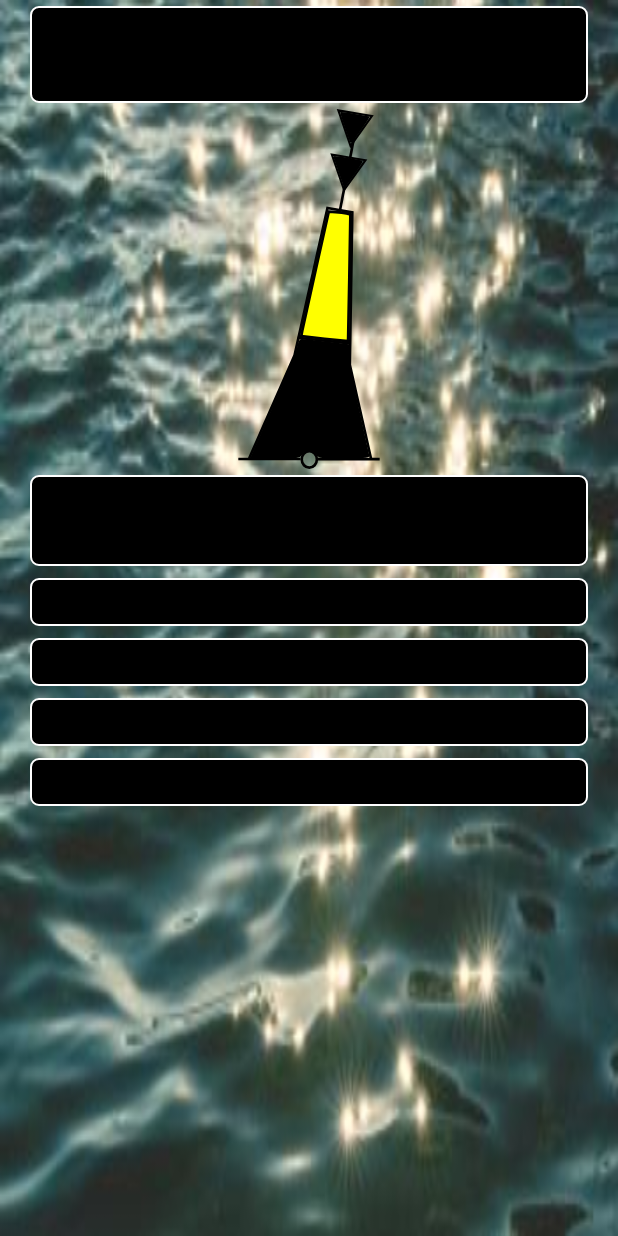
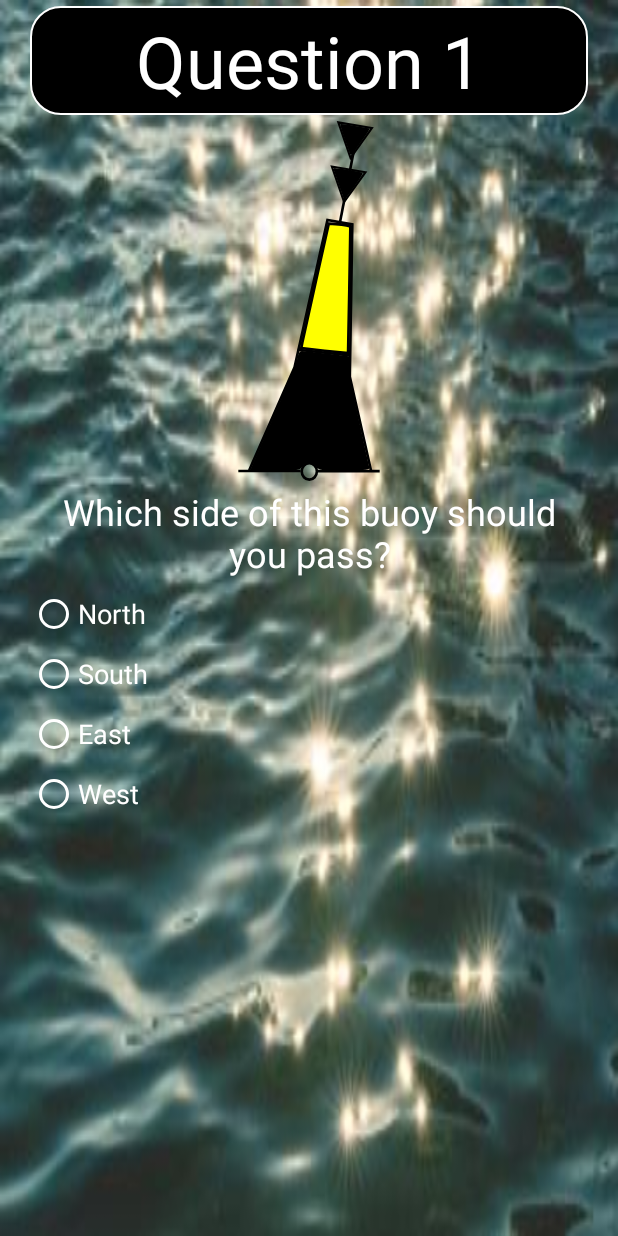
Before and after one commit to mikejpoole/quiz, an Android app: the screen it shows after launch (MainActivity), on a phone screen of 412 x 824 dp. Run offline under Robolectric (Android 15) with nearby library versions, the phone set to English and light mode, and no system bars; 1 statement that could not run was skipped.

Commit message:
Various layout changes

```diff
--- a/app/src/main/java/com/example/android/quiz/MainActivity.java
+++ b/app/src/main/java/com/example/android/quiz/MainActivity.java
@@ -38,17 +38,19 @@ public class MainActivity extends AppCompatActivity {
     // DEFINE TEXTVIEWS
     private TextView questionNumber;
     private TextView question;
+    private View questionWrapper;
     private TextView scoreSoFar;
 
 
-    // DEFINE RADIOBUTTONS
+    // DEFINE RADIOGROUP AND RADIOBUTTONS
+    private RadioGroup radioGroup;
     private RadioButton radioButton1;
     private RadioButton radioButton2;
     private RadioButton radioButton3;
     private RadioButton radioButton4;
 
 
-    // DEFINE RADIOBUTTONS
+    // DEFINE CHECKBOXES
     private CheckBox checkbox1;
     private CheckBox checkbox2;
     private CheckBox checkbox3;
@@ -79,10 +81,13 @@ public class MainActivity extends AppCompatActivity {
 
         questionNumber = findViewById(R.id.questionNumber);
         question = findViewById(R.id.question);
+        questionWrapper = findViewById(R.id.questionWrapper);
+
         scoreSoFar = findViewById(R.id.scoreSoFar);
 
         scoreSoFar.setVisibility(View.GONE);
 
+        radioGroup =  findViewById(R.id.radioGroup);
         radioButton1 = findViewById(R.id.radioButton1);
         radioButton2 = findViewById(R.id.radioButton2);
         radioButton3 = findViewById(R.id.radioButton3);
@@ -259,11 +264,6 @@ public class MainActivity extends AppCompatActivity {
 
 
 
-
-
-
-
-
     public void nextButton(View view){
         checkAnswer();
         updateScore();
@@ -381,10 +381,8 @@ public class MainActivity extends AppCompatActivity {
 
         // SET RADIO BUTTONS
         if (myArray[iQuestion][7] == "radio") {
-            radioButton1.setChecked(false);
-            radioButton2.setChecked(false);
-            radioButton3.setChecked(false);
-            radioButton4.setChecked(false);
+            radioGroup.clearCheck();                        // CAUSES A RIPPLE
+
             radioButton1.setVisibility(View.VISIBLE);
             radioButton2.setVisibility(View.VISIBLE);
             radioButton3.setVisibility(View.VISIBLE);
@@ -442,6 +440,7 @@ public class MainActivity extends AppCompatActivity {
     public void finishQuiz(){
         question.setVisibility(View.GONE);
         questionImage.setVisibility(View.GONE);
+        questionWrapper.setVisibility(View.GONE);
 
         checkbox1.setVisibility(View.GONE);
         checkbox2.setVisibility(View.GONE);
@@ -451,9 +450,9 @@ public class MainActivity extends AppCompatActivity {
         nextButton.setVisibility(View.GONE);
         scoreSoFar.setVisibility(View.GONE);
 
-        questionNumber.setPadding(0,200,0,0);
+        questionNumber.setPadding(0,100,0,100);
         questionNumber.setTextSize(64);
-        questionNumber.setText("You have Finished.\n\nYou scored\n" + iScore + " out of 10\n\n");
+        questionNumber.setText("You have Finished.\n\nYou scored\n" + iScore + " out of 10");
 
 //        Toast.makeText(getApplicationContext(), "Congratulations you scored " + iScore + " out of 10",Toast.LENGTH_SHORT).show();
 
--- a/app/src/main/res/drawable/rounded_corner.xml
+++ b/app/src/main/res/drawable/rounded_corner.xml
@@ -6,5 +6,12 @@
 
     <solid android:color="@color/black" />
 
-    <corners android:radius="5dp" />
+    <corners android:radius="20dp" />
+
+    <padding
+        android:top="4dp"
+        android:bottom="4dp"
+        android:left="8dp"
+        android:right="8dp"
+        />
 </shape>
--- a/app/src/main/res/values/colors.xml
+++ b/app/src/main/res/values/colors.xml
@@ -4,7 +4,7 @@
     <color name="colorPrimaryDark">#006064</color>
     <color name="colorAccent">#00B8D4</color>
     <color name="warning">#BF360C</color>
-    <color name="white">#fff</color>
-    <color name="black">#000</color>
+    <color name="white">#ffffff</color>
+    <color name="black">#000000</color>
     <color name="grey">#c0c0c0</color>
 </resources>
--- a/app/src/main/res/values/styles.xml
+++ b/app/src/main/res/values/styles.xml
@@ -16,7 +16,7 @@
         <item name="android:layout_margin">4dp</item>
         <item name="android:textAlignment">center</item>
         <item name="android:textSize">48sp</item>
-        <item name="android:color">@color/white</item>
+        <item name="android:textColor">@color/white</item>
         <item name="android:background">@drawable/rounded_corner</item>
     </style>
 
@@ -27,7 +27,17 @@
         <item name="android:layout_margin">4dp</item>
         <item name="android:textAlignment">center</item>
         <item name="android:textSize">24sp</item>
-        <item name="android:color">@color/white</item>
+        <item name="android:textColor">@color/white</item>
+    </style>
+
+    <style name="questionWrapper">
+        <item name="android:layout_width">match_parent</item>
+        <item name="android:layout_height">wrap_content</item>
+        <item name="android:layout_weight">1</item>
+        <item name="android:layout_margin">4dp</item>
+        <item name="android:textAlignment">center</item>
+        <item name="android:textSize">24sp</item>
+        <item name="android:textColor">@color/white</item>
         <item name="android:background">@drawable/rounded_corner</item>
     </style>
 
@@ -38,7 +48,7 @@
         <item name="android:layout_margin">4dp</item>
         <item name="android:textAlignment">center</item>
         <item name="android:textSize">24sp</item>
-        <item name="android:color">@color/white</item>
+        <item name="android:textColor">@color/white</item>
         <item name="android:background">@drawable/rounded_corner</item>
     </style>
 
@@ -47,14 +57,17 @@
         <item name="android:layout_height">wrap_content</item>
         <item name="android:layout_margin">4dp</item>
         <item name="android:textSize">18sp</item>
-        <item name="android:background">@drawable/rounded_corner</item>
+        <item name="android:textColor">@color/white</item>
+        <item name="android:buttonTint">@color/white</item>
+
     </style>
 
     <style name="checkbox">
         <item name="android:layout_width">match_parent</item>
         <item name="android:layout_height">wrap_content</item>
         <item name="android:textSize">18sp</item>
-        <item name="android:background">@drawable/rounded_corner</item>
+        <item name="android:textColor">@color/white</item>
+        <item name="android:buttonTint">@color/white</item>
         <item name="android:layout_margin">4dp</item>
     </style>
 
@@ -72,7 +85,7 @@
         <item name="android:layout_height">wrap_content</item>
         <item name="android:layout_weight">1</item>
         <item name="android:textSize">24sp</item>
-        <item name="android:textColor">#fff</item>
+        <item name="android:textColor">@color/white</item>
         <item name="android:paddingRight">24dp</item>
         <item name="android:layout_marginTop">16dp</item>
         <item name="android:background">@drawable/nextbutton</item>
```
